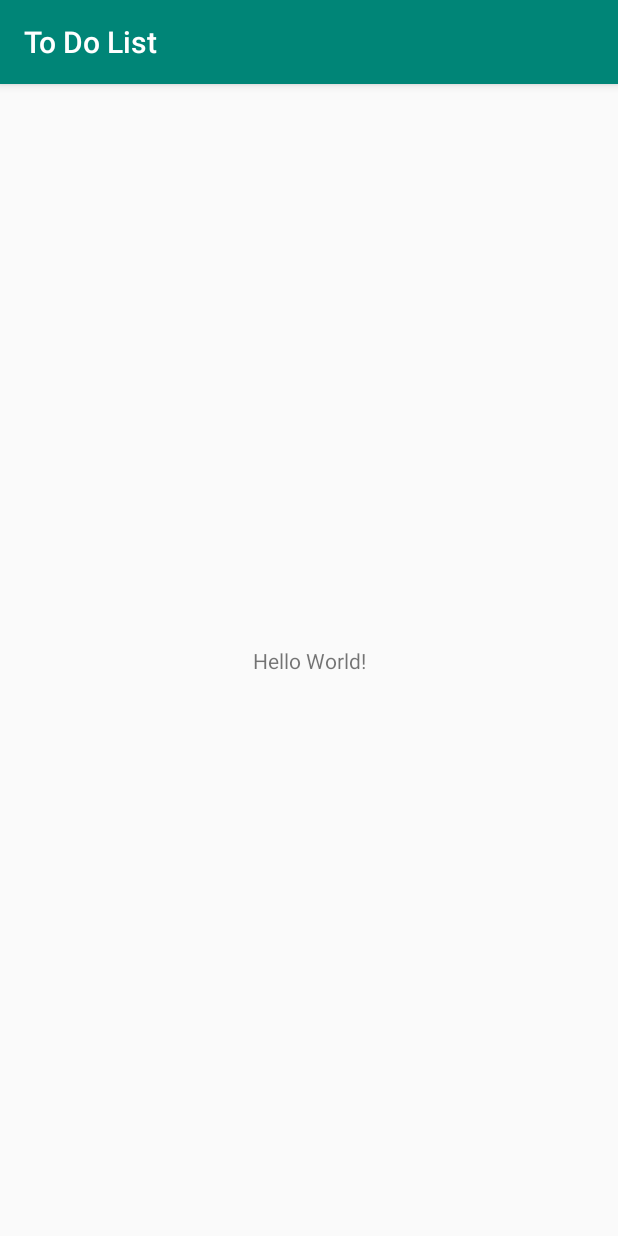
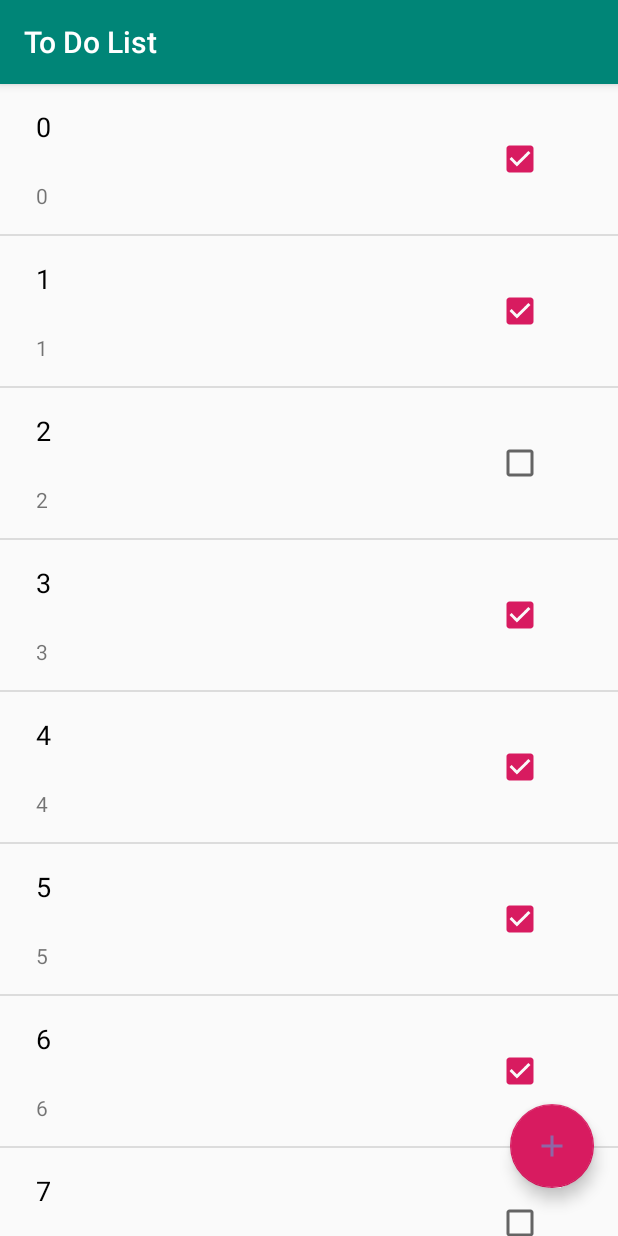
Before and after one commit to dsokol-ok/ToDoList_MU, an Android app: the screen it shows after launch (MainActivity), on a phone screen of 412 x 824 dp. Run offline under Robolectric (Android 15) with nearby library versions, the phone set to English and light mode, and no system bars.

```diff
--- a/app/build.gradle
+++ b/app/build.gradle
@@ -38,6 +38,7 @@ dependencies {
     implementation "androidx.lifecycle:lifecycle-livedata-ktx:2.2.0"
     implementation "androidx.lifecycle:lifecycle-extensions:2.2.0"
     implementation "androidx.lifecycle:lifecycle-viewmodel-ktx:2.2.0"
+    implementation 'com.google.android.material:material:1.0.0'
 
 
 }
--- a/app/src/main/java/com/example/todolist/MainActivity.kt
+++ b/app/src/main/java/com/example/todolist/MainActivity.kt
@@ -2,11 +2,28 @@ package com.example.todolist
 
 import androidx.appcompat.app.AppCompatActivity
 import android.os.Bundle
+import androidx.recyclerview.widget.DividerItemDecoration
+import kotlinx.android.synthetic.main.activity_main.*
+import java.util.concurrent.ThreadLocalRandom
 
 class MainActivity : AppCompatActivity() {
 
     override fun onCreate(savedInstanceState: Bundle?) {
         super.onCreate(savedInstanceState)
         setContentView(R.layout.activity_main)
+
+        val rnd = ThreadLocalRandom.current()
+
+        val lst = List(1000) {
+            ToDoItem(it, it.toString(), it.toString(), rnd.nextInt(0, 34560) % 2 == 0)
+        }
+
+
+        val adapter = RecyclerAdapter(lst)
+
+        recyler_view.adapter = adapter
+
+        recyler_view
+            .addItemDecoration(DividerItemDecoration(this, DividerItemDecoration.VERTICAL))
     }
 }
--- /dev/null
+++ b/app/src/main/java/com/example/todolist/RecyclerAdapter.kt
@@ -0,0 +1,53 @@
+package com.example.todolist
+
+import android.view.LayoutInflater
+import android.view.View
+import android.view.ViewGroup
+import android.widget.CheckBox
+import android.widget.TextView
+import androidx.recyclerview.widget.RecyclerView
+
+data class ToDoItem(
+    val id: Int,
+    val header: String,
+    val subHeader: String,
+    val isCompleted: Boolean
+)
+
+class TodoViewHolder(view: View) : RecyclerView.ViewHolder(view) {
+
+    private val header: TextView = view.findViewById(R.id.title_text_view)
+    private val subtitle: TextView = view.findViewById(R.id.subtitle)
+    private val checkBox: CheckBox = view.findViewById(R.id.checkBox)
+
+    private lateinit var toDoItem: ToDoItem
+
+    fun bind(item: ToDoItem) {
+        toDoItem = item
+
+        header.text = toDoItem.header
+        subtitle.text = toDoItem.subHeader
+        checkBox.isChecked = toDoItem.isCompleted
+    }
+}
+
+class RecyclerAdapter(private val items: List<ToDoItem>) : RecyclerView.Adapter<TodoViewHolder>() {
+
+
+    override fun onCreateViewHolder(parent: ViewGroup, viewType: Int): TodoViewHolder {
+        val inflater = LayoutInflater.from(parent.context)
+
+        val view = inflater.inflate(R.layout.list_tile, parent, false)
+
+        return TodoViewHolder(view)
+    }
+
+    override fun getItemCount(): Int {
+        return items.count()
+    }
+
+    override fun onBindViewHolder(holder: TodoViewHolder, position: Int) {
+        holder.bind(items[position])
+    }
+
+}
--- /dev/null
+++ b/app/src/main/res/drawable/ic_add_black_24dp.xml
@@ -0,0 +1,5 @@
+<vector android:height="24dp" android:tint="#8E67A7"
+    android:viewportHeight="24.0" android:viewportWidth="24.0"
+    android:width="24dp" xmlns:android="http://schemas.android.com/apk/res/android">
+    <path android:fillColor="#FF000000" android:pathData="M19,13h-6v6h-2v-6H5v-2h6V5h2v6h6v2z"/>
+</vector>
--- a/app/src/main/res/layout/activity_main.xml
+++ b/app/src/main/res/layout/activity_main.xml
@@ -6,14 +6,30 @@
     android:layout_height="match_parent"
     tools:context=".MainActivity">
 
-    <TextView
+    <androidx.recyclerview.widget.RecyclerView
+        android:id="@+id/recyler_view"
+        android:layout_width="0dp"
+        android:layout_height="0dp"
+        android:orientation="vertical"
+        app:layoutManager="androidx.recyclerview.widget.LinearLayoutManager"
+        app:layout_constraintBottom_toBottomOf="parent"
+        app:layout_constraintEnd_toEndOf="parent"
+        app:layout_constraintHorizontal_bias="1.0"
+        app:layout_constraintStart_toStartOf="parent"
+        app:layout_constraintTop_toTopOf="parent"
+        tools:itemCount="6"
+        tools:listitem="@layout/list_tile" />
+
+    <com.google.android.material.floatingactionbutton.FloatingActionButton
+        android:id="@+id/floatingActionButton"
         android:layout_width="wrap_content"
         android:layout_height="wrap_content"
-        android:text="Hello World!"
+        android:layout_marginEnd="16dp"
+        android:layout_marginBottom="32dp"
         app:layout_constraintBottom_toBottomOf="parent"
-        app:layout_constraintLeft_toLeftOf="parent"
-        app:layout_constraintRight_toRightOf="parent"
-        app:layout_constraintTop_toTopOf="parent" />
-
+        app:layout_constraintEnd_toEndOf="parent"
+        app:layout_constraintHorizontal_bias="1.0"
+        app:layout_constraintStart_toStartOf="parent"
+        app:srcCompat="@drawable/ic_add_black_24dp" />
 
 </androidx.constraintlayout.widget.ConstraintLayout>
--- /dev/null
+++ b/app/src/main/res/layout/list_tile.xml
@@ -0,0 +1,58 @@
+<?xml version="1.0" encoding="utf-8"?>
+<androidx.constraintlayout.widget.ConstraintLayout xmlns:android="http://schemas.android.com/apk/res/android"
+    xmlns:app="http://schemas.android.com/apk/res-auto"
+    xmlns:tools="http://schemas.android.com/tools"
+    android:layout_width="match_parent"
+    android:layout_height="100dp">
+
+    <TextView
+        android:id="@+id/title_text_view"
+        android:layout_width="0dp"
+        android:layout_height="wrap_content"
+        android:layout_marginStart="24dp"
+        android:layout_marginTop="16dp"
+        android:layout_marginEnd="8dp"
+        android:ellipsize="end"
+        android:lines="1"
+        android:textColor="@android:color/black"
+        android:textSize="18sp"
+        app:layout_constraintEnd_toStartOf="@+id/guideline"
+        app:layout_constraintStart_toStartOf="parent"
+        app:layout_constraintTop_toTopOf="parent"
+        tools:text="Header HeaderHeaderHeaderHeaderHeaderHeaderHeaderHeaderHeaderHeaderHeader" />
+
+
+    <androidx.constraintlayout.widget.Guideline
+        android:id="@+id/guideline"
+        android:layout_width="wrap_content"
+        android:layout_height="wrap_content"
+        android:orientation="vertical"
+        app:layout_constraintGuide_percent="0.7" />
+
+    <TextView
+        android:id="@+id/subtitle"
+        android:layout_width="0dp"
+        android:layout_height="wrap_content"
+        android:layout_marginStart="24dp"
+        android:layout_marginTop="24dp"
+        android:layout_marginEnd="8dp"
+        android:ellipsize="end"
+        android:lines="1"
+        app:layout_constraintEnd_toStartOf="@+id/guideline"
+        app:layout_constraintStart_toStartOf="parent"
+        app:layout_constraintTop_toBottomOf="@+id/title_text_view"
+        tools:text="Subtitle" />
+
+    <CheckBox
+        android:id="@+id/checkBox"
+        android:layout_width="wrap_content"
+        android:layout_height="wrap_content"
+        android:layout_marginStart="16dp"
+        android:layout_marginTop="16dp"
+        android:layout_marginEnd="16dp"
+        android:layout_marginBottom="16dp"
+        app:layout_constraintBottom_toBottomOf="parent"
+        app:layout_constraintEnd_toEndOf="parent"
+        app:layout_constraintStart_toEndOf="@+id/title_text_view"
+        app:layout_constraintTop_toTopOf="parent" />
+</androidx.constraintlayout.widget.ConstraintLayout>
```
Also changed, not shown: 2 other files.
